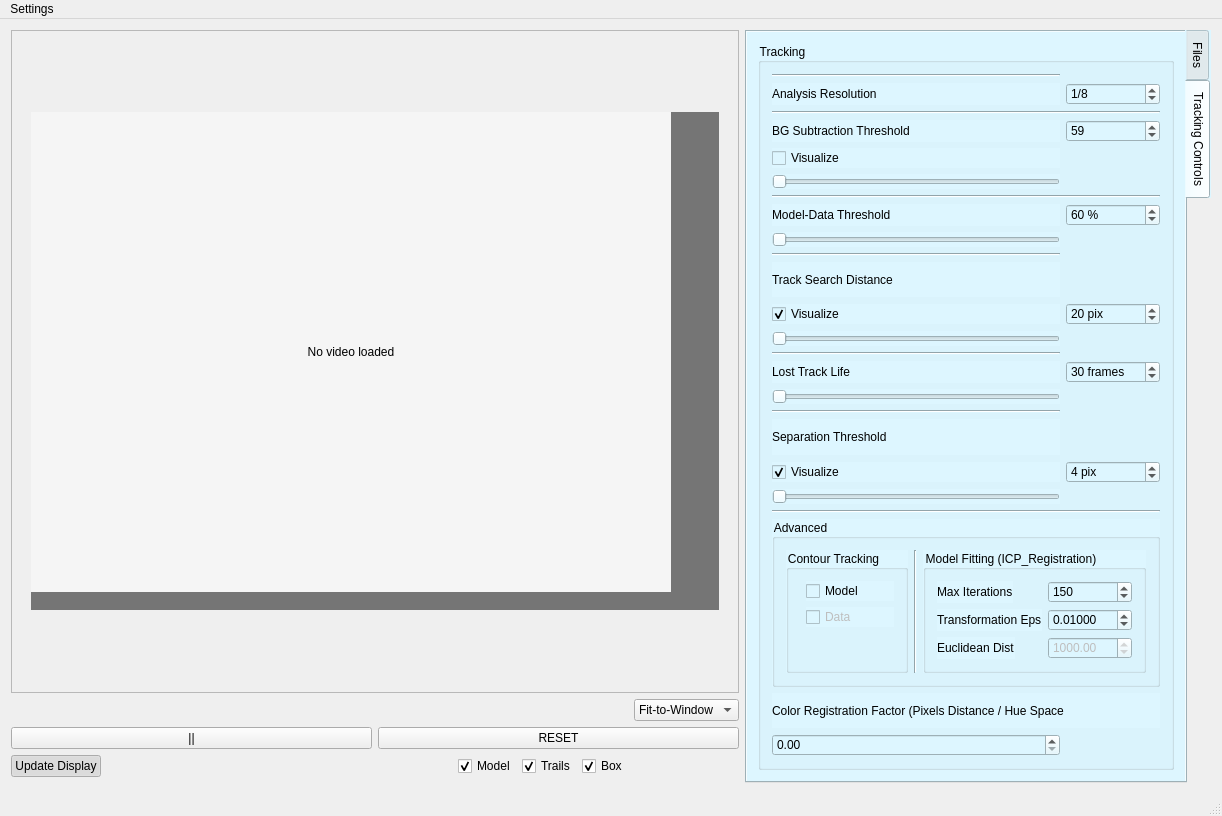
The window that ManyTrack/MultiTrack_SRC/multitrack.ui (biotracking/biotrack) describes before a commit, drawn with Qt 5.
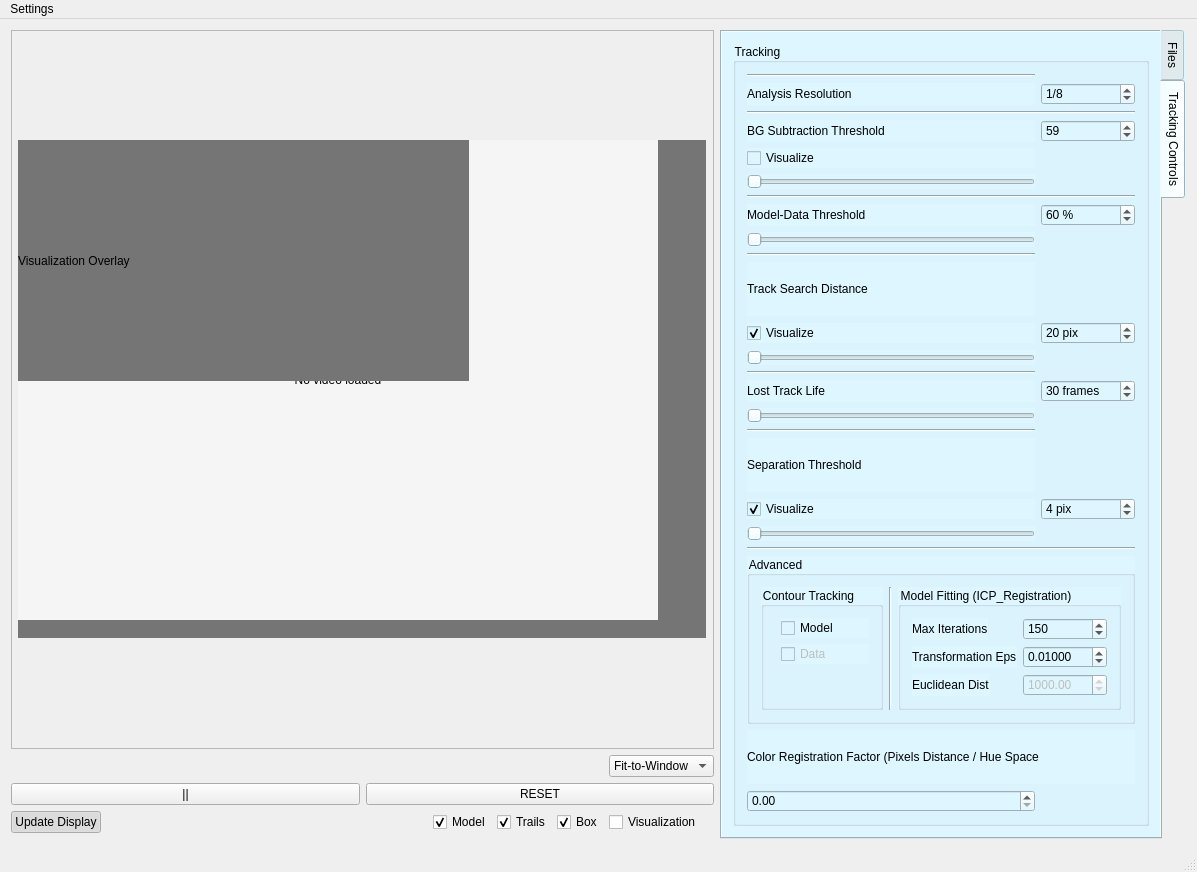
The same window after the commit. Icons and pictures are not drawn.

Commit message: -Revamped Visualization for  manytrack (will probably get folded into Multitrack)

Patch:
```diff
--- a/ManyTrack/MultiTrack_SRC/multitrack.ui
+++ b/ManyTrack/MultiTrack_SRC/multitrack.ui
@@ -6,8 +6,8 @@
    <rect>
     <x>0</x>
     <y>0</y>
-    <width>1222</width>
-    <height>816</height>
+    <width>1197</width>
+    <height>872</height>
    </rect>
   </property>
   <property name="windowTitle">
@@ -797,7 +797,7 @@
        <property name="geometry">
         <rect>
          <x>0</x>
-         <y>71</y>
+         <y>99</y>
          <width>688</width>
          <height>498</height>
         </rect>
@@ -850,9 +850,32 @@
          <set>Qt::AlignCenter</set>
         </property>
        </widget>
+       <widget class="QLabel" name="visualizationLabel">
+        <property name="geometry">
+         <rect>
+          <x>0</x>
+          <y>0</y>
+          <width>451</width>
+          <height>241</height>
+         </rect>
+        </property>
+        <property name="styleSheet">
+         <string notr="true"/>
+        </property>
+        <property name="text">
+         <string>Visualization Overlay</string>
+        </property>
+       </widget>
       </widget>
      </widget>
     </item>
+    <item row="3" column="1">
+     <widget class="QCheckBox" name="visualizationcheckBox">
+      <property name="text">
+       <string>Visualization</string>
+      </property>
+     </widget>
+    </item>
    </layout>
   </widget>
   <widget class="QStatusBar" name="statusBar"/>
@@ -861,7 +884,7 @@
     <rect>
      <x>0</x>
      <y>0</y>
-     <width>1222</width>
+     <width>1197</width>
      <height>25</height>
     </rect>
    </property>
```
The commit also changes 5 other files.
